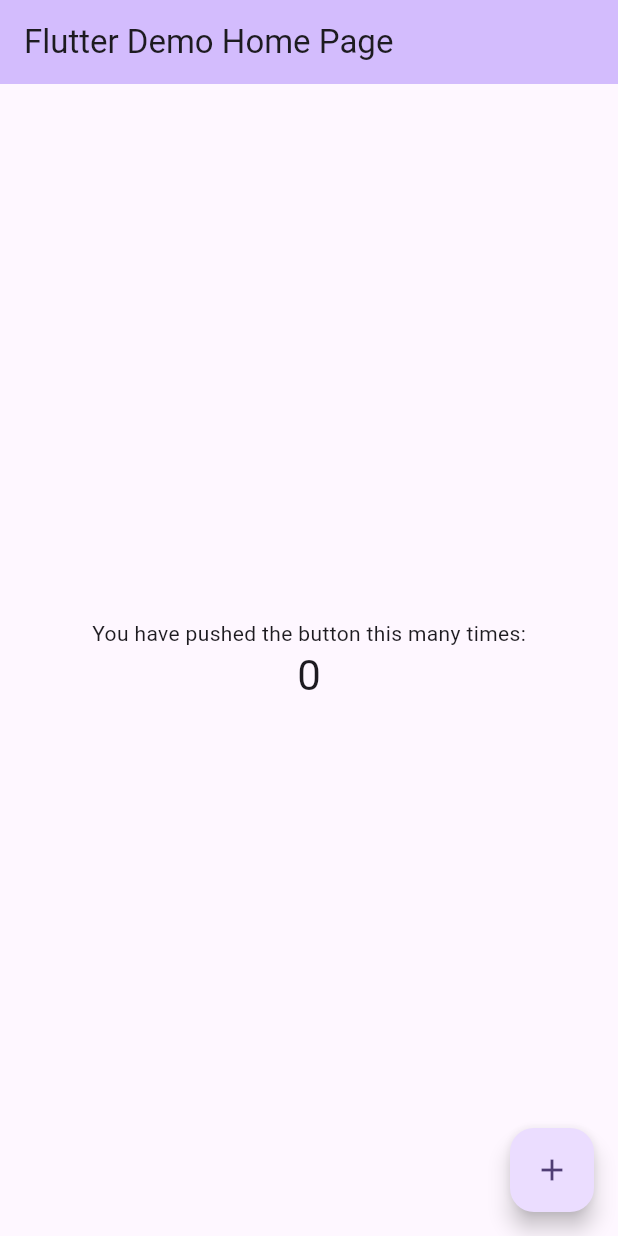
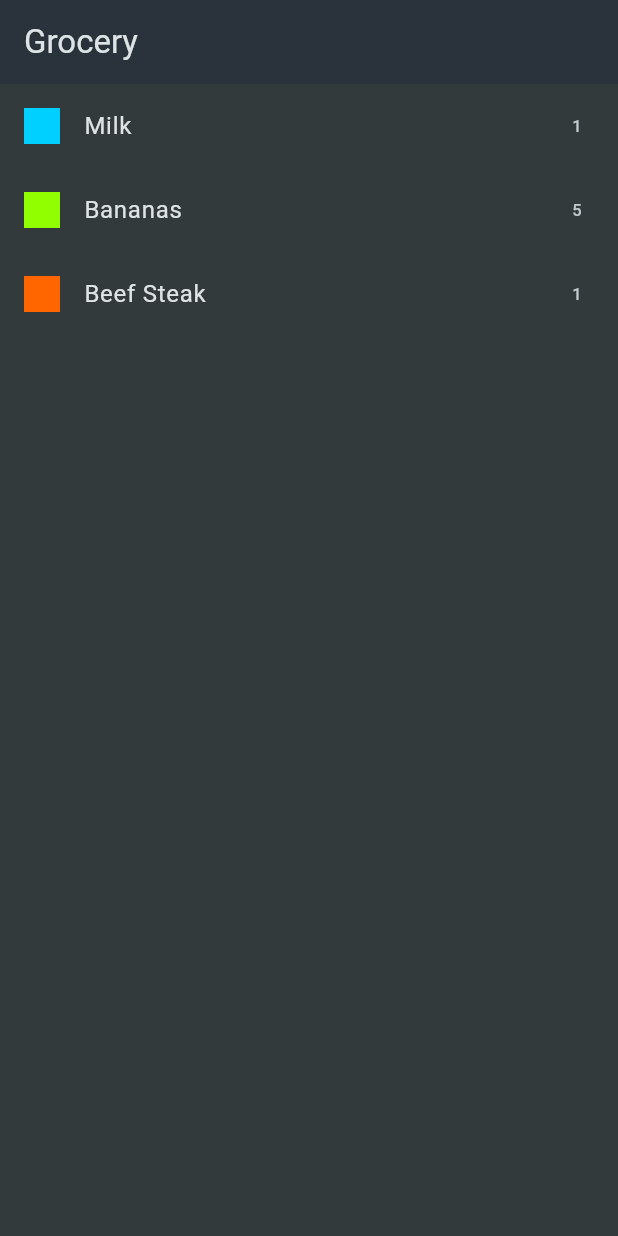
Before and after one commit to MuhammadAhmadd1/Shopping_app, a Flutter app: the screen it shows after launch, on a phone screen of 412 x 824 dp. Run offline on Flutter 3.47's test engine with Material 3 defaults, Android fonts, the phone set to English and light mode, and no system bars.

Commit message:
Basic Grocery list UI

```diff
--- a/lib/main.dart
+++ b/lib/main.dart
@@ -1,4 +1,5 @@
 import 'package:flutter/material.dart';
+import 'package:shopping_list/widget/grocery_list.dart';
 
 void main() {
   runApp(const MyApp());
@@ -11,112 +12,16 @@ class MyApp extends StatelessWidget {
   @override
   Widget build(BuildContext context) {
     return MaterialApp(
-      title: 'Flutter Demo',
-      theme: ThemeData(
-        // This is the theme of your application.
-        //
-        // TRY THIS: Try running your application with "flutter run". You'll see
-        // the application has a purple toolbar. Then, without quitting the app,
-        // try changing the seedColor in the colorScheme below to Colors.green
-        // and then invoke "hot reload" (save your changes or press the "hot
-        // reload" button in a Flutter-supported IDE, or press "r" if you used
-        // the command line to start the app).
-        //
-        // Notice that the counter didn't reset back to zero; the application
-        // state is not lost during the reload. To reset the state, use hot
-        // restart instead.
-        //
-        // This works for code too, not just values: Most code changes can be
-        // tested with just a hot reload.
-        colorScheme: ColorScheme.fromSeed(seedColor: Colors.deepPurple),
+      title: 'Flutter Groceries',
+      theme: ThemeData.dark().copyWith(
+        colorScheme: ColorScheme.fromSeed(
+          seedColor: const Color.fromARGB(255, 147, 229, 250),
+          brightness: Brightness.dark,
+          surface: const Color.fromARGB(255, 42, 51, 59),
+        ),
+        scaffoldBackgroundColor: const Color.fromARGB(255, 50, 58, 60),
       ),
-      home: const MyHomePage(title: 'Flutter Demo Home Page'),
+      home: const GroceryList(),
     );
   }
 }
-
-class MyHomePage extends StatefulWidget {
-  const MyHomePage({super.key, required this.title});
-
-  // This widget is the home page of your application. It is stateful, meaning
-  // that it has a State object (defined below) that contains fields that affect
-  // how it looks.
-
-  // This class is the configuration for the state. It holds the values (in this
-  // case the title) provided by the parent (in this case the App widget) and
-  // used by the build method of the State. Fields in a Widget subclass are
-  // always marked "final".
-
-  final String title;
-
-  @override
-  State<MyHomePage> createState() => _MyHomePageState();
-}
-
-class _MyHomePageState extends State<MyHomePage> {
-  int _counter = 0;
-
-  void _incrementCounter() {
-    setState(() {
-      // This call to setState tells the Flutter framework that something has
-      // changed in this State, which causes it to rerun the build method below
-      // so that the display can reflect the updated values. If we changed
-      // _counter without calling setState(), then the build method would not be
-      // called again, and so nothing would appear to happen.
-      _counter++;
-    });
-  }
-
-  @override
-  Widget build(BuildContext context) {
-    // This method is rerun every time setState is called, for instance as done
-    // by the _incrementCounter method above.
-    //
-    // The Flutter framework has been optimized to make rerunning build methods
-    // fast, so that you can just rebuild anything that needs updating rather
-    // than having to individually change instances of widgets.
-    return Scaffold(
-      appBar: AppBar(
-        // TRY THIS: Try changing the color here to a specific color (to
-        // Colors.amber, perhaps?) and trigger a hot reload to see the AppBar
-        // change color while the other colors stay the same.
-        backgroundColor: Theme.of(context).colorScheme.inversePrimary,
-        // Here we take the value from the MyHomePage object that was created by
-        // the App.build method, and use it to set our appbar title.
-        title: Text(widget.title),
-      ),
-      body: Center(
-        // Center is a layout widget. It takes a single child and positions it
-        // in the middle of the parent.
-        child: Column(
-          // Column is also a layout widget. It takes a list of children and
-          // arranges them vertically. By default, it sizes itself to fit its
-          // children horizontally, and tries to be as tall as its parent.
-          //
-          // Column has various properties to control how it sizes itself and
-          // how it positions its children. Here we use mainAxisAlignment to
-          // center the children vertically; the main axis here is the vertical
-          // axis because Columns are vertical (the cross axis would be
-          // horizontal).
-          //
-          // TRY THIS: Invoke "debug painting" (choose the "Toggle Debug Paint"
-          // action in the IDE, or press "p" in the console), to see the
-          // wireframe for each widget.
-          mainAxisAlignment: MainAxisAlignment.center,
-          children: <Widget>[
-            const Text('You have pushed the button this many times:'),
-            Text(
-              '$_counter',
-              style: Theme.of(context).textTheme.headlineMedium,
-            ),
-          ],
-        ),
-      ),
-      floatingActionButton: FloatingActionButton(
-        onPressed: _incrementCounter,
-        tooltip: 'Increment',
-        child: const Icon(Icons.add),
-      ), // This trailing comma makes auto-formatting nicer for build methods.
-    );
-  }
-}
--- /dev/null
+++ b/lib/widget/grocery_list.dart
@@ -0,0 +1,26 @@
+import 'package:flutter/material.dart';
+import 'package:shopping_list/data/dummy_items.dart';
+
+class GroceryList extends StatelessWidget {
+  const GroceryList({super.key});
+
+  @override
+  Widget build(BuildContext context) {
+    return Scaffold(
+      appBar: AppBar(title: const Text('Grocery')),
+      body: ListView.builder(
+        itemCount: groceryItems.length,
+        itemBuilder:
+            (ctx, index) => ListTile(
+              title: Text(groceryItems[index].name),
+              leading: Container(
+                width: 24,
+                height: 24,
+                color: groceryItems[index].category.color,
+              ),
+              trailing: Text(groceryItems[index].quantity.toString()),
+            ),
+      ),
+    );
+  }
+}
```
